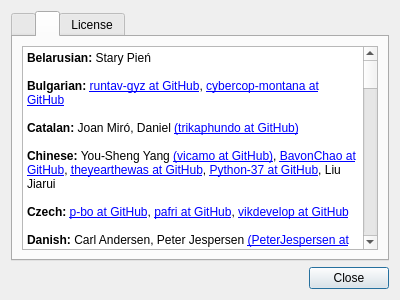
First picture: the form in feathernotes/about.ui, repository tsujan/FeatherNotes, before the edit.
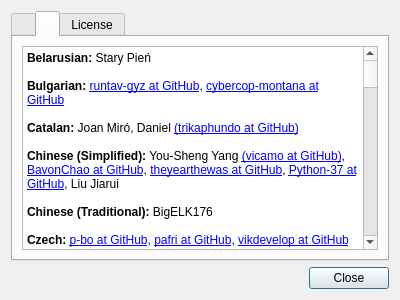
Second picture: the form after the edit. The open tabs and pages were chosen to show the change.

What changed in the file:
```diff
--- a/feathernotes/about.ui
+++ b/feathernotes/about.ui
@@ -103,7 +103,9 @@
 &lt;p style=&quot;-qt-paragraph-type:empty; margin-top:0px; margin-bottom:0px; margin-left:0px; margin-right:0px; -qt-block-indent:0; text-indent:0px;&quot;&gt;&lt;br /&gt;&lt;/p&gt;
 &lt;p style=&quot; margin-top:0px; margin-bottom:0px; margin-left:0px; margin-right:0px; -qt-block-indent:0; text-indent:0px;&quot;&gt;&lt;span style=&quot; font-weight:600;&quot;&gt;Catalan:&lt;/span&gt; Joan Miró, Daniel &lt;a href=&quot;https://github.com/trikaphundo&quot;&gt;(trikaphundo at GitHub)&lt;/a&gt;&lt;/p&gt;
 &lt;p style=&quot;-qt-paragraph-type:empty; margin-top:0px; margin-bottom:0px; margin-left:0px; margin-right:0px; -qt-block-indent:0; text-indent:0px;&quot;&gt;&lt;br /&gt;&lt;/p&gt;
-&lt;p style=&quot; margin-top:0px; margin-bottom:0px; margin-left:0px; margin-right:0px; -qt-block-indent:0; text-indent:0px;&quot;&gt;&lt;span style=&quot; font-weight:600;&quot;&gt;Chinese:&lt;/span&gt; You-Sheng Yang &lt;a href=&quot;https://github.com/vicamo&quot;&gt;(vicamo at GitHub)&lt;/a&gt;, &lt;a href=&quot;https://github.com/BavonChao&quot;&gt;BavonChao at GitHub&lt;/a&gt;, &lt;a href=&quot;https://github.com/theyearthewas&quot;&gt;theyearthewas at GitHub&lt;/a&gt;, &lt;a href=&quot;https://github.com/Python-37&quot;&gt;Python-37 at GitHub&lt;/a&gt;, Liu Jiarui&lt;/p&gt;
+&lt;p style=&quot; margin-top:0px; margin-bottom:0px; margin-left:0px; margin-right:0px; -qt-block-indent:0; text-indent:0px;&quot;&gt;&lt;span style=&quot; font-weight:600;&quot;&gt;Chinese (Simplified):&lt;/span&gt; You-Sheng Yang &lt;a href=&quot;https://github.com/vicamo&quot;&gt;(vicamo at GitHub)&lt;/a&gt;, &lt;a href=&quot;https://github.com/BavonChao&quot;&gt;BavonChao at GitHub&lt;/a&gt;, &lt;a href=&quot;https://github.com/theyearthewas&quot;&gt;theyearthewas at GitHub&lt;/a&gt;, &lt;a href=&quot;https://github.com/Python-37&quot;&gt;Python-37 at GitHub&lt;/a&gt;, Liu Jiarui&lt;/p&gt;
+&lt;p style=&quot;-qt-paragraph-type:empty; margin-top:0px; margin-bottom:0px; margin-left:0px; margin-right:0px; -qt-block-indent:0; text-indent:0px;&quot;&gt;&lt;br /&gt;&lt;/p&gt;
+&lt;p style=&quot; margin-top:0px; margin-bottom:0px; margin-left:0px; margin-right:0px; -qt-block-indent:0; text-indent:0px;&quot;&gt;&lt;span style=&quot; font-weight:600;&quot;&gt;Chinese (Traditional):&lt;/span&gt; BigELK176&lt;/p&gt;
 &lt;p style=&quot;-qt-paragraph-type:empty; margin-top:0px; margin-bottom:0px; margin-left:0px; margin-right:0px; -qt-block-indent:0; text-indent:0px;&quot;&gt;&lt;br /&gt;&lt;/p&gt;
 &lt;p style=&quot; margin-top:0px; margin-bottom:0px; margin-left:0px; margin-right:0px; -qt-block-indent:0; text-indent:0px;&quot;&gt;&lt;span style=&quot; font-weight:600;&quot;&gt;Czech:&lt;/span&gt; &lt;a href=&quot;https://github.com/p-bo&quot;&gt;p-bo at GitHub&lt;/a&gt;, &lt;a href=&quot;https://github.com/pafri&quot;&gt;pafri at GitHub&lt;/a&gt;, &lt;a href=&quot;https://github.com/vikdevelop&quot;&gt;vikdevelop at GitHub&lt;/a&gt;&lt;/p&gt;
 &lt;p style=&quot;-qt-paragraph-type:empty; margin-top:0px; margin-bottom:0px; margin-left:0px; margin-right:0px; -qt-block-indent:0; text-indent:0px;&quot;&gt;&lt;br /&gt;&lt;/p&gt;
```
